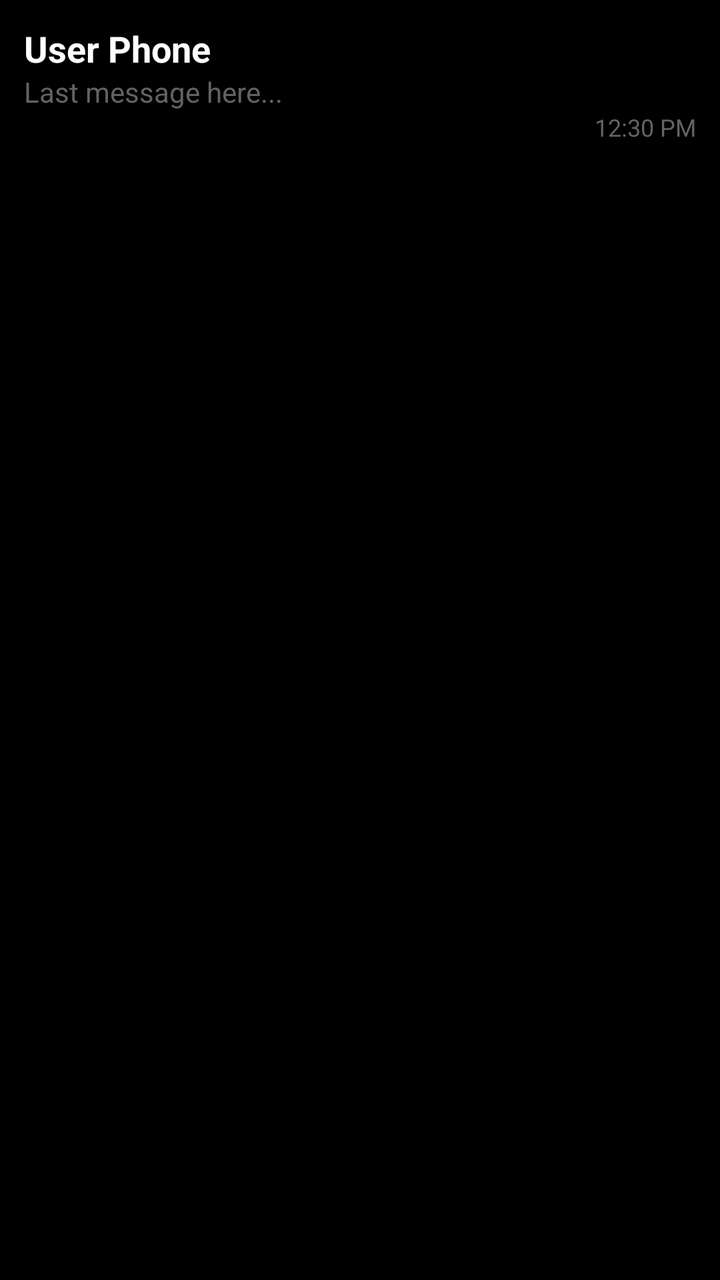
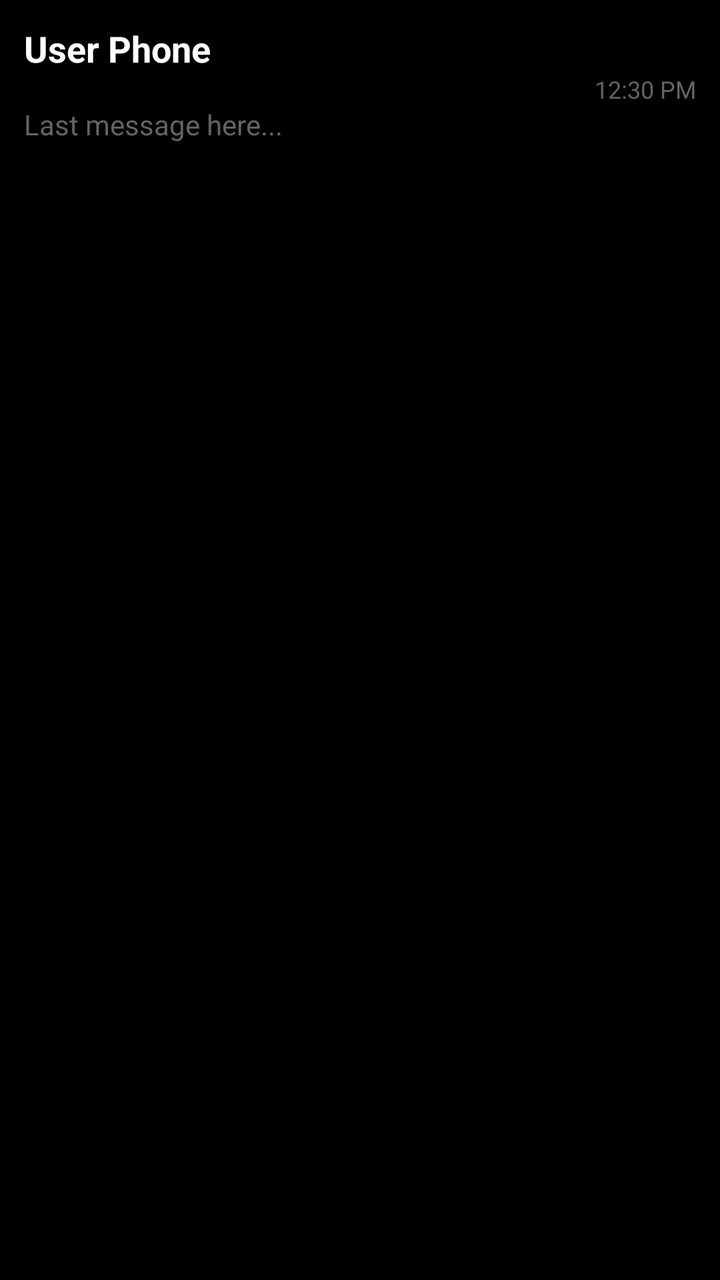

Compare the two renders of this Android layout. The source of the first and the diff that turns it into the second are given below.
<!-- AndroidManifest.xml: application theme Theme.Mychat -->
<!-- res/layout/item_chat_user.xml -->
<?xml version="1.0" encoding="utf-8"?>
<LinearLayout xmlns:android="http://schemas.android.com/apk/res/android"
    android:orientation="vertical"
    android:padding="12dp"
    android:layout_width="match_parent"
    android:layout_height="wrap_content"
    android:background="@color/black"
    android:clickable="true"
    android:focusable="true">

    <TextView
        android:id="@+id/textPhone"
        android:layout_width="wrap_content"
        android:layout_height="wrap_content"
        android:text="User Phone"
        android:textStyle="bold"
        android:textSize="18sp"
        android:textColor="@color/white"/>

    <TextView
        android:id="@+id/textLastMessage"
        android:layout_width="wrap_content"
        android:layout_height="wrap_content"
        android:text="Last message here..."
        android:textSize="14sp"
        android:textColor="#646262"/>

    <TextView
        android:id="@+id/textTime"
        android:layout_width="wrap_content"
        android:layout_height="wrap_content"
        android:text="12:30 PM"
        android:textSize="12sp"
        android:textColor="#646262"
        android:layout_gravity="end"/>

</LinearLayout>
<!-- resources referenced by this layout -->
<resources>
  <color name="black">#FF000000</color>
  <color name="white">#FFFFFFFF</color>
  <style name="Theme.Mychat" parent="Base.Theme.Mychat" />
  <style name="Base.Theme.Mychat" parent="Theme.Material3.DayNight.NoActionBar">
          
          
      </style>
</resources>

<!-- the commit's change to res/layout/item_chat_user.xml (unified diff, before → after) -->
@@ -18,14 +18,6 @@
         android:textColor="@color/white"/>
 
     <TextView
-        android:id="@+id/textLastMessage"
-        android:layout_width="wrap_content"
-        android:layout_height="wrap_content"
-        android:text="Last message here..."
-        android:textSize="14sp"
-        android:textColor="#646262"/>
-
-    <TextView
         android:id="@+id/textTime"
         android:layout_width="wrap_content"
         android:layout_height="wrap_content"
@@ -34,4 +26,12 @@
         android:textColor="#646262"
         android:layout_gravity="end"/>
 
+    <TextView
+        android:id="@+id/textLastMessage"
+        android:layout_width="wrap_content"
+        android:layout_height="wrap_content"
+        android:text="Last message here..."
+        android:textColor="#646262"
+        android:textSize="14sp" />
+
 </LinearLayout>
